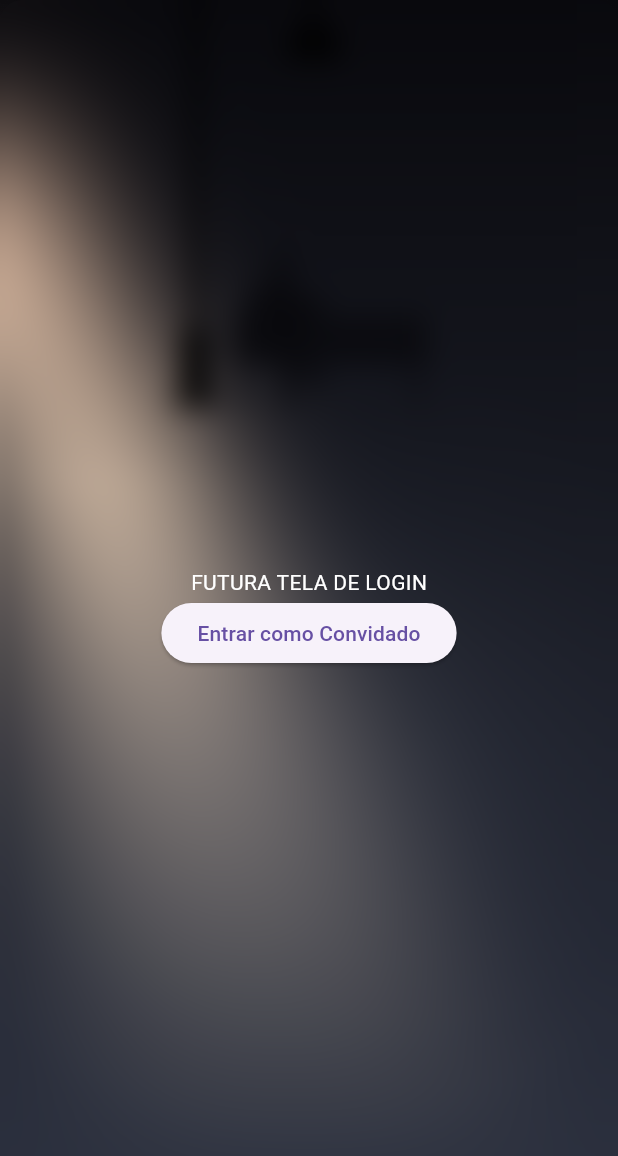
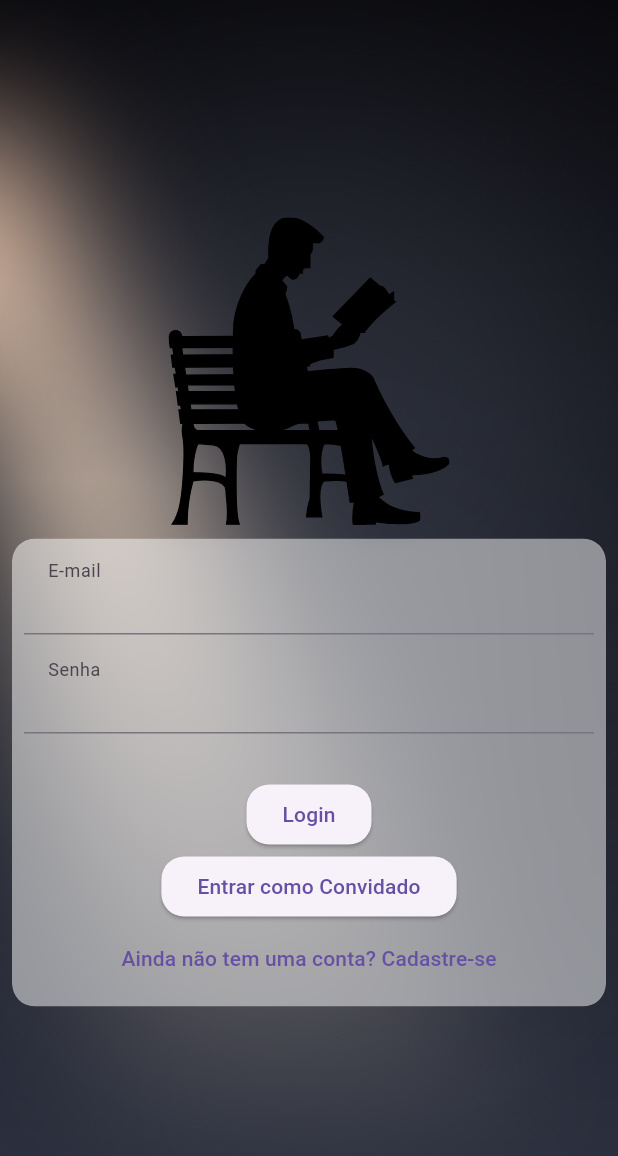
Before and after one commit to IgorBertolacio/old_bread, a Flutter app: the screen it shows after launch, swiped to page 2, on a phone screen of 412 x 824 dp. Shown: the top 1156 px of the screen. Run offline on Flutter 3.47's test engine with Material 3 defaults, Android fonts, the light colour scheme and no system bars; our stand-ins replace auto_size_text, flutter_svg; missing offline and left inert: screen_brightness.

Commit message:
Criação Tela de Login
Tela de login completa porem ainda nao funcional

```diff
--- /dev/null
+++ b/lib/components/decoration.dart
@@ -0,0 +1,10 @@
+import 'package:flutter/material.dart';
+
+InputDecoration getAuthenticationInputDecoration(String label){
+  return InputDecoration(
+    label: Text(label),
+    filled: false,
+    floatingLabelBehavior: FloatingLabelBehavior.always,
+    contentPadding: const EdgeInsets.fromLTRB(16, 8, 16, 8)
+  );
+}
--- a/lib/pages/first_page.dart
+++ b/lib/pages/first_page.dart
@@ -18,6 +18,7 @@ class FirstPageState extends State<FirstPage>
   late Animation<double> _animation;
   double _ScrollOffset = 0.0;
   late PageController _scrollController;
+
 
   @override
   void initState() {
@@ -76,6 +77,8 @@ class FirstPageState extends State<FirstPage>
     final topPadding = screenHeight * 0.10;
     final bottomPadding = screenHeight * 0.10;
 
+
+
     return Scaffold(
         body: Stack(
               children: [
@@ -89,13 +92,12 @@ class FirstPageState extends State<FirstPage>
                 child: SizedBox(
                   width: double.infinity,
                   height: double.infinity,
+                  child: SingleChildScrollView(
                     child: Column(
                       mainAxisAlignment: MainAxisAlignment.center,
                       children: [
                         //ThemeChenge
-                      Flexible(
-                        flex: 10,
-                        child: ThemeChangeWidgets(
+                        ThemeChangeWidgets(
                           topPadding: topPadding,
                           containerTitleHeight: containerTitleHeight,
                           containerTitleWidth: containerTitleWidth,
@@ -106,8 +108,8 @@ class FirstPageState extends State<FirstPage>
                           scrollOffset: _ScrollOffset,
                           themeTap: themeTap,
                         ),
+                      ],
                     ),
-                    ],
                   ),
                 ),
               ),
@@ -127,12 +129,15 @@ class FirstPageState extends State<FirstPage>
                   child: Container(
                     color: Colors.transparent,
                   ),
-                )),
+                ),),
             LoginScreen(
-              context,
-              screenHeight,
-              screenWidth,
-              colorScheme,
+
+              screenHeight : screenHeight,
+              screenWidth : screenWidth,
+              colorScheme : colorScheme,
+              scrollOffset: _ScrollOffset,
+              animationValue: _animation.value
+
             ),
           ],
         )
--- a/lib/widgets/first_page/login_screen.dart
+++ b/lib/widgets/first_page/login_screen.dart
@@ -1,26 +1,117 @@
 import 'dart:ui';
 
 import 'package:flutter/material.dart';
+import 'package:flutter_svg/svg.dart';
+import 'package:old_bread/components/decoration.dart';
 import 'package:old_bread/pages/book_page.dart';
+import 'package:old_bread/widgets/first_page/theme.dart';
 
+class LoginScreen extends StatefulWidget {
+  final double screenHeight;
+  final double screenWidth;
+  final ColorScheme colorScheme;
+  final double scrollOffset;
+  final double animationValue;
 
+  const LoginScreen(
+      {super.key,
+      required this.screenHeight,
+      required this.screenWidth,
+      required this.colorScheme,
+      required this.scrollOffset,
+      required this.animationValue});
 
-LoginScreen(
-    final BuildContext context,
-    final double screenHeight,
-    final double screenWidth,
-    final ColorScheme colorScheme,
+  @override
+  State<LoginScreen> createState() => _LoginScreenState();
+}
 
-  ) {
-    var container = SizedBox(
-            height: screenHeight,
-            width: screenWidth,
+class _LoginScreenState extends State<LoginScreen> {
+  bool _cadastrado = true;
+  @override
+  Widget build(BuildContext context) {
+    return SizedBox(
+      height: widget.screenHeight,
+      width: widget.screenWidth,
+      child: Form(
+        child: Center(
+          child: SingleChildScrollView(
             child: Column(
               mainAxisAlignment: MainAxisAlignment.center,
               children: [
-                const Text(
-                  'FUTURA TELA DE LOGIN',
-                  style: TextStyle(color: Colors.white),
+                SizedBox(
+                  height: widget.screenHeight / 4,
+                  width: double.infinity,
+                  child: CustomPaint(
+                    painter: CirclerUP(animationValue: widget.animationValue),
+                    child: SvgPicture.asset(
+                        'assets/icons_svg/lateral_sentado.svg'),
+                  ),
+                ),
+                //const SizedBox(height: 30),
+                LoginScheme(context),
+              ],
+            ),
+          ),
+        ),
+      ),
+    );
+  }
+
+
+Padding LoginScheme(BuildContext context) {
+  return Padding(
+    padding: const EdgeInsets.all(8.0),
+    child: ClipRRect(
+      borderRadius: BorderRadius.circular(15),
+      child: BackdropFilter(
+        filter: ImageFilter.blur(sigmaX: 10.0, sigmaY: 10.0),
+        child: Container(
+          decoration: BoxDecoration(
+            color: Colors.white.withOpacity(0.5),
+            borderRadius: BorderRadius.circular(15.0),
+          ),
+          child: Padding(
+            padding: const EdgeInsets.all(8.0),
+            child: Column(
+              children: [
+                TextFormField(
+                    decoration: getAuthenticationInputDecoration('E-mail')),
+                const SizedBox(height: 10),
+                TextFormField(
+                  decoration: getAuthenticationInputDecoration('Senha'),
+                  obscureText: true,
+                ),
+                const SizedBox(height: 10),
+                Visibility(
+                  visible: !_cadastrado,
+                  child: Column(
+                    children: [
+                      TextFormField(
+                        decoration:
+                            getAuthenticationInputDecoration('Confirme a Senha'),
+                        obscureText: true,
+                      ),
+                      const SizedBox(height: 10),
+                      TextFormField(
+                        decoration:
+                            getAuthenticationInputDecoration('Nome do Usuario'),
+                      ),
+                    ],
+                  ),
+                ),
+                const SizedBox(
+                  height: 20,
+                ),
+                Column(
+                  children: [
+                    ElevatedButton(
+                      onPressed: () {},
+                       style: TextButton.styleFrom(
+                        shape: RoundedRectangleBorder(
+                          borderRadius: BorderRadius.circular(15), // Bordas arredondadas
+                        ),
+                      ),
+                      child: Text(_cadastrado ? 'Login' : 'Cadastre-se'),
                     ),
                     ElevatedButton(
                       onPressed: () {
@@ -31,21 +122,37 @@ LoginScreen(
                           ),
                         );
                       },
+                       style: TextButton.styleFrom(
+                        shape: RoundedRectangleBorder(
+                          borderRadius: BorderRadius.circular(15), // Bordas arredondadas
+                        ),
+                      ),
                       child: const Text('Entrar como Convidado'),
                     ),
+                    TextButton(
+                      onPressed: () {
+                        setState(() {
+                          _cadastrado = !_cadastrado;
+                        });
+                      },
+                      style: TextButton.styleFrom(
+                        shape: RoundedRectangleBorder(
+                          borderRadius: BorderRadius.circular(15), // Bordas arredondadas
+                        ),
+                      ),
+                      child: Text(_cadastrado
+                          ? 'Ainda não tem uma conta? Cadastre-se'
+                          : 'Já tem uma conta? Entre!'),
+                    ),
+                  ],
+                )
               ],
             ),
-          );
-    return SizedBox(
-      height: screenHeight * 0.5,
-      width: screenWidth,
-
-      child: ClipRRect(
-        borderRadius: BorderRadius.circular(15),
-        child: BackdropFilter(
-          filter: ImageFilter.blur(sigmaX: 10.0, sigmaY: 10.0),
-          child: container,
+          ),
+        ),
       ),
     ),
   );
 }
+
+  }
--- a/lib/widgets/first_page/theme.dart
+++ b/lib/widgets/first_page/theme.dart
@@ -101,3 +101,26 @@ class AnimationPainter extends CustomPainter {
     return true;
   }
 }
+
+class CirclerUP extends CustomPainter {
+  final double animationValue;
+
+  CirclerUP({required this.animationValue});
+
+  @override
+  void paint(Canvas canvas, Size size) {
+    double radius = size.width * 0.5 * animationValue;
+    Offset center = Offset(size.width /2, size.height / 1.6);
+
+    Paint paintCircle = Paint()
+      ..color = const Color.fromARGB(77, 92, 99, 115)
+      ..maskFilter = const MaskFilter.blur(BlurStyle.normal, 200);
+
+    canvas.drawCircle(center, radius, paintCircle);
+  }
+
+  @override
+  bool shouldRepaint(covariant CustomPainter oldDelegate) {
+    return true;
+  }
+}
--- a/lib/widgets/first_page/theme_change.dart
+++ b/lib/widgets/first_page/theme_change.dart
@@ -41,12 +41,12 @@ class ThemeChangeWidgets extends StatelessWidget {
   Widget SvgBook(double bottomPadding, double containerSVGHeight,
       double containerSVGWidth) {
     return Transform.translate(
-      offset: Offset(0, scrollOffset * -0.5),
+      offset: Offset(0, scrollOffset * -1),
       child: Padding(
         padding: EdgeInsets.only(bottom: bottomPadding),
         child: SizedBox(
           height: containerSVGHeight,
-          width: containerSVGWidth,
+          width: double.infinity,
           child: SvgPicture.asset('assets/icons_svg/logo_dark.svg'),
         ),
       ),
```
Also changed, not shown: assets/icons_svg/lateral_sentado.svg (added). Lines whose indentation alone changed are shown as unchanged.
